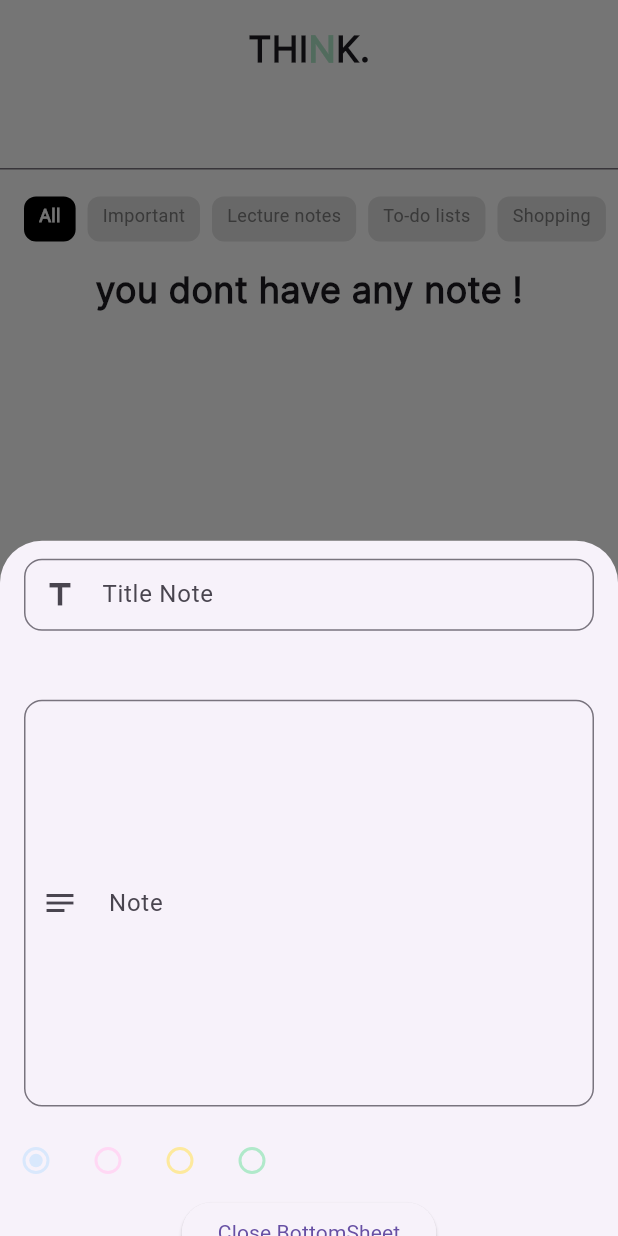
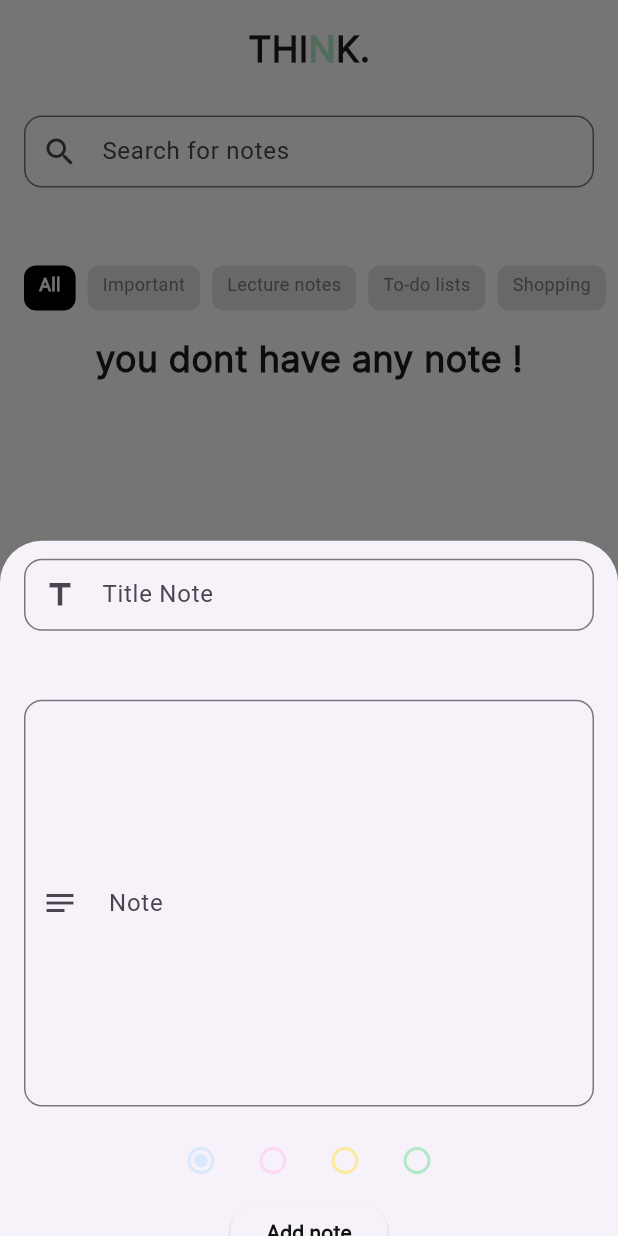
Before and after one commit to a7iiid/note-app, a Flutter app: the screen it shows after launch, after a tap on the "add" icon, on a phone screen of 412 x 824 dp. Run offline on Flutter 3.47's test engine with Material 3 defaults, Android fonts, the phone set to English and light mode, and no system bars; our stand-ins replace bloc, dartz, flutter_bloc, go_router, hive, hive_flutter; accounts and stored records are empty; statements that could not run were skipped.

Commit message:
color adabter

```diff
--- a/lib/core/constant/constant.dart
+++ b/lib/core/constant/constant.dart
@@ -1,3 +1,8 @@
+import 'package:flutter/material.dart';
+import 'package:note_app/core/constant/colors.dart';
 import 'package:note_app/fetuers/home/data/repo/home_repo_implemant.dart';
 
 final homerepo = HomeRepoImplemant();
+Color colornote = ColorApp.ColorNote1;
+TextEditingController NoteController = TextEditingController();
+TextEditingController TitleController = TextEditingController();
--- a/lib/fetuers/home/add_note_form.dart
+++ b/lib/fetuers/home/add_note_form.dart
@@ -1,6 +1,10 @@
 import 'package:flutter/material.dart';
-import 'package:note_app/core/constant/colors.dart';
+import 'package:hive/hive.dart';
+import 'package:note_app/core/constant/text_style.dart';
+import 'package:note_app/fetuers/models/note_model/NoteModel.dart';
+import 'package:note_app/fetuers/models/note_model/note_servise.dart';
 
+import '../../core/constant/constant.dart';
 import 'widget/color_selecte.dart';
 import 'widget/note_text_filde.dart';
 import 'widget/title_text_field.dart';
@@ -20,14 +24,26 @@ class AddNoteForm extends StatelessWidget {
         Center(
           child: Column(
             mainAxisAlignment: MainAxisAlignment.center,
-            mainAxisSize: MainAxisSize.min,
+            mainAxisSize: MainAxisSize.max,
             children: <Widget>[
               TitleTextField(),
               NoteTextFilde(),
               ColorSelecte(),
               ElevatedButton(
-                child: const Text('Close BottomSheet'),
-                onPressed: () => Navigator.pop(context),
+                child: Text(
+                  'Add note',
+                  style: style.TitleNoteBold14,
+                ),
+                onPressed: () async {
+                  NoteModel note = NoteModel(
+                      category: 'All',
+                      color: colornote,
+                      title: TitleController.text,
+                      note: NoteController.text);
+                  NoteServise.get(context).addItem(note);
+
+                  Navigator.pop(context);
+                },
               ),
             ],
           ),
--- /dev/null
+++ b/lib/fetuers/home/presantaion/add_note/add_note_cubit.dart
@@ -0,0 +1,17 @@
+import 'dart:ui';
+
+import 'package:bloc/bloc.dart';
+import 'package:flutter_bloc/flutter_bloc.dart';
+import 'package:meta/meta.dart';
+import 'package:note_app/fetuers/models/note_model/NoteModel.dart';
+
+part 'add_note_state.dart';
+
+class AddNoteCubit extends Cubit<AddNoteState> {
+  AddNoteCubit() : super(AddNoteInitial());
+  static get(context) => BlocProvider.of<AddNoteCubit>(context);
+
+  // NoteModel? note;
+  void SelectColor({required Color colorselected}) =>
+      emit(SelecteColor(ColorSelected: colorselected));
+}
--- /dev/null
+++ b/lib/fetuers/home/presantaion/add_note/add_note_state.dart
@@ -0,0 +1,11 @@
+part of 'add_note_cubit.dart';
+
+@immutable
+sealed class AddNoteState {}
+
+final class AddNoteInitial extends AddNoteState {}
+
+final class SelecteColor extends AddNoteState {
+  final Color ColorSelected;
+  SelecteColor({required this.ColorSelected});
+}
--- a/lib/fetuers/home/widget/category_selector.dart
+++ b/lib/fetuers/home/widget/category_selector.dart
@@ -2,7 +2,7 @@ import 'package:flutter/material.dart';
 import 'package:flutter_bloc/flutter_bloc.dart';
 import 'package:note_app/core/constant/colors.dart';
 import 'package:note_app/core/constant/text_style.dart';
-import 'package:note_app/fetuers/home/presantaion/cubit/note_cubit.dart';
+import 'package:note_app/fetuers/home/presantaion/note/note_cubit.dart';
 
 class CategorySelector extends StatelessWidget {
   int selectedIndex = 0;
--- a/lib/fetuers/home/widget/color_selecte.dart
+++ b/lib/fetuers/home/widget/color_selecte.dart
@@ -1,55 +1,68 @@
 import 'package:flutter/material.dart';
+import 'package:flutter_bloc/flutter_bloc.dart';
 import 'package:note_app/core/constant/colors.dart';
+import 'package:note_app/fetuers/home/presantaion/add_note/add_note_cubit.dart';
+
+import '../../../core/constant/constant.dart';
 
 class ColorSelecte extends StatelessWidget {
   ColorSelecte({super.key});
-  Color colornote = ColorApp.ColorNote1;
 
   @override
   Widget build(BuildContext context) {
+    return BlocBuilder<AddNoteCubit, AddNoteState>(
+      builder: (context, state) {
+        if (state is SelecteColor) colornote = state.ColorSelected;
         return Row(
+          mainAxisAlignment: MainAxisAlignment.center,
           children: [
             Radio(
               value: ColorApp.ColorNote1,
               groupValue: colornote,
               onChanged: (value) {
-            colornote = value as Color;
+                AddNoteCubit.get(context)
+                    .SelectColor(colorselected: value as Color);
               },
               activeColor: ColorApp.ColorNote1,
-          fillColor:
-              MaterialStateColor.resolveWith((states) => ColorApp.ColorNote1),
+              fillColor: MaterialStateColor.resolveWith(
+                  (states) => ColorApp.ColorNote1),
             ),
             Radio(
               value: ColorApp.ColorNote2,
               groupValue: colornote,
               onChanged: (value) {
-            colornote = value as Color;
+                AddNoteCubit.get(context)
+                    .SelectColor(colorselected: value as Color);
               },
               activeColor: ColorApp.ColorNote1,
-          fillColor:
-              MaterialStateColor.resolveWith((states) => ColorApp.ColorNote2),
+              fillColor: MaterialStateColor.resolveWith(
+                  (states) => ColorApp.ColorNote2),
             ),
             Radio(
               value: ColorApp.ColorNote3,
               groupValue: colornote,
               onChanged: (value) {
-            colornote = value as Color;
+                AddNoteCubit.get(context)
+                    .SelectColor(colorselected: value as Color);
               },
               activeColor: ColorApp.ColorNote1,
-          fillColor:
-              MaterialStateColor.resolveWith((states) => ColorApp.ColorNote3),
+              fillColor: MaterialStateColor.resolveWith(
+                  (states) => ColorApp.ColorNote3),
             ),
             Radio(
               value: ColorApp.ColorNote4,
               groupValue: colornote,
               onChanged: (value) {
-            colornote = value as Color;
+                AddNoteCubit.get(context)
+                    .SelectColor(colorselected: value as Color);
               },
               activeColor: ColorApp.ColorNote1,
-          fillColor:
-              MaterialStateColor.resolveWith((states) => ColorApp.ColorNote4),
+              fillColor: MaterialStateColor.resolveWith(
+                  (states) => ColorApp.ColorNote4),
             ),
           ],
         );
+      },
+    );
   }
 }
--- a/lib/fetuers/home/widget/home_body.dart
+++ b/lib/fetuers/home/widget/home_body.dart
@@ -24,7 +24,7 @@ class HomeBody extends StatelessWidget {
               const SizedBox(
                 height: 18,
               ),
-              const TextField(),
+              const SearchField(),
               const SizedBox(
                 height: 18,
               ),
--- a/lib/fetuers/home/widget/note_list.dart
+++ b/lib/fetuers/home/widget/note_list.dart
@@ -3,7 +3,7 @@ import 'package:flutter_bloc/flutter_bloc.dart';
 import 'package:note_app/core/constant/text_style.dart';
 import 'package:note_app/core/widget/note_Lodaing.dart';
 import 'package:note_app/core/widget/note_filure.dart';
-import 'package:note_app/fetuers/home/presantaion/cubit/note_cubit.dart';
+import 'package:note_app/fetuers/home/presantaion/note/note_cubit.dart';
 
 class NoteList extends StatelessWidget {
   const NoteList({super.key});
@@ -51,7 +51,7 @@ class NoteList extends StatelessWidget {
         if (state is NoteLoading) {
           return const CustomNoteLoading();
         } else {
-          return SliverToBoxAdapter();
+          return const SliverToBoxAdapter();
         }
       },
     );
--- a/lib/fetuers/home/widget/note_text_filde.dart
+++ b/lib/fetuers/home/widget/note_text_filde.dart
@@ -1,9 +1,10 @@
 import 'package:flutter/material.dart';
+
+import '../../../core/constant/constant.dart';
 
 class NoteTextFilde extends StatelessWidget {
   NoteTextFilde({super.key});
 
-  TextEditingController NoteController = TextEditingController();
   @override
   Widget build(BuildContext context) {
     return Padding(
--- a/lib/fetuers/home/widget/search_field.dart
+++ b/lib/fetuers/home/widget/search_field.dart
@@ -22,7 +22,6 @@ class SearchField extends StatelessWidget {
               ),
               fillColor: const Color(0xffECECEC),
               contentPadding: const EdgeInsets.symmetric(horizontal: 16.0),
-              // Here you can add the prefixIcon if you want to show an icon inside the TextField
               prefixIcon: const Icon(Icons.search),
             ),
           ),
--- a/lib/fetuers/home/widget/title_text_field.dart
+++ b/lib/fetuers/home/widget/title_text_field.dart
@@ -1,10 +1,11 @@
 import 'package:flutter/material.dart';
+
+import '../../../core/constant/constant.dart';
 
 class TitleTextField extends StatelessWidget {
   TitleTextField({
     super.key,
   });
-  TextEditingController TitleController = TextEditingController();
   @override
   Widget build(BuildContext context) {
     return Padding(
--- a/lib/fetuers/models/note_model/NoteModel.dart
+++ b/lib/fetuers/models/note_model/NoteModel.dart
@@ -3,17 +3,18 @@ import 'dart:convert';
 
 import 'package:flutter/material.dart';
 import 'package:hive/hive.dart';
+import 'package:note_app/core/constant/colors.dart';
 part 'NoteModel.g.dart';
 
 @HiveType(typeId: 1)
-class NoteModel {
+class NoteModel extends HiveObject {
   @HiveField(0)
   String title;
 
   @HiveField(1)
   String note;
 
-  @HiveField(2)
+  @HiveField(2, defaultValue: Color(0xffD9E8FC))
   Color color;
 
   @HiveField(3)
--- a/lib/fetuers/models/note_model/note_servise.dart
+++ b/lib/fetuers/models/note_model/note_servise.dart
@@ -6,6 +6,7 @@ class NoteServise {
   final String _boxname = 'notetable';
   Future<Box<NoteModel>> get _box async =>
       await Hive.openBox<NoteModel>(_boxname);
+
   Future<void> addItem(NoteModel note) async {
     var box = await _box;
     box.add(note);
--- a/lib/main.dart
+++ b/lib/main.dart
@@ -6,11 +6,13 @@ import 'package:note_app/BlocObserver.dart';
 import 'package:note_app/core/constant/constant.dart';
 import 'package:note_app/core/routes.dart';
 import 'package:note_app/core/them.dart';
-import 'package:note_app/fetuers/home/presantaion/cubit/note_cubit.dart';
+import 'package:note_app/fetuers/home/presantaion/add_note/add_note_cubit.dart';
+import 'package:note_app/fetuers/home/presantaion/note/note_cubit.dart';
 import 'package:note_app/fetuers/models/note_model/NoteModel.dart';
 
 void main() async {
   Bloc.observer = MyBlocObserver();
+  Hive.registerAdapter(ColorAdapter());
 
   await Hive.initFlutter();
   Hive.registerAdapter(NoteModelAdapter());
@@ -22,8 +24,11 @@ class Think extends StatelessWidget {
 
   @override
   Widget build(BuildContext context) {
-    return BlocProvider(
-      create: (context) => NoteCubit(homerepo)..getNote(),
+    return MultiBlocProvider(
+      providers: [
+        BlocProvider(create: (context) => NoteCubit(homerepo)..getNote()),
+        BlocProvider(create: (context) => AddNoteCubit())
+      ],
       child: MaterialApp.router(
         themeMode: ThemeMode.dark,
         theme: ThemeApp.themeapp,
```
Also changed, not shown: lib/fetuers/models/note_model/colorAdabter.dart (added, +19 -0 lines), lib/fetuers/home/presantaion/note/note_cubit.dart (renamed from lib/fetuers/home/presantaion/cubit/note_cubit.dart), lib/fetuers/home/presantaion/note/note_state.dart (renamed from lib/fetuers/home/presantaion/cubit/note_state.dart). Lines whose indentation alone changed are shown as unchanged.
